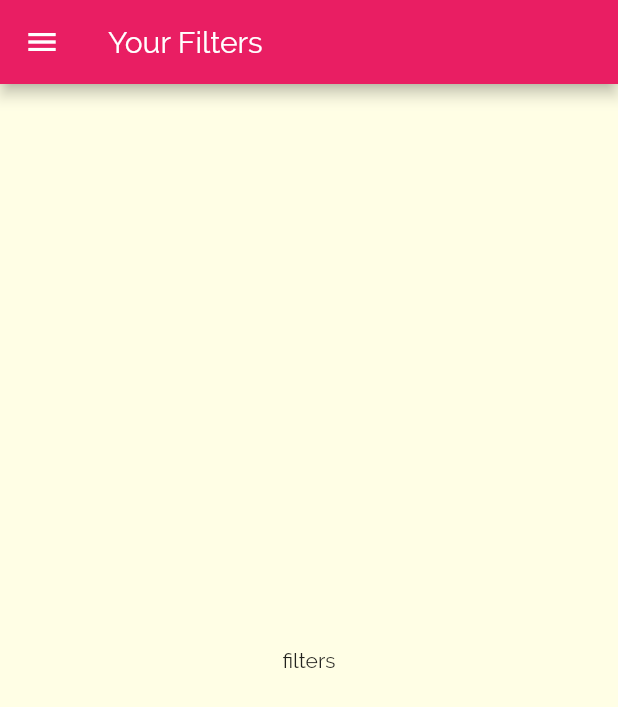
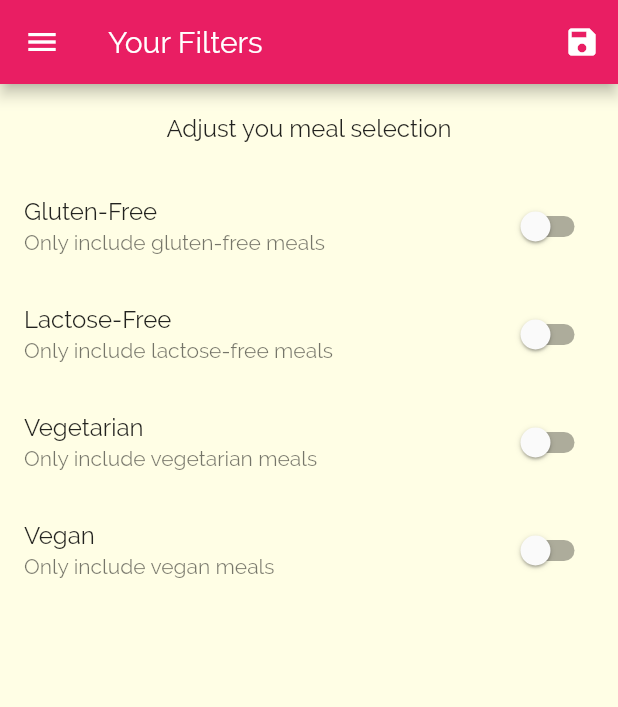
Before and after one commit to benkigera/meals_app, a Flutter app: the FilterScreen screen opened by its route, on a phone screen of 412 x 824 dp. Shown: the top 707 px of the screen. Run offline on Flutter 3.47's test engine with Material 2 defaults, Android fonts, the phone set to English and light mode, and no system bars.

Commit message:
Implement meal filters

```diff
--- a/lib/main.dart
+++ b/lib/main.dart
@@ -1,15 +1,54 @@
 import 'package:flutter/material.dart';
+import 'package:meals_app/models/dummy_data.dart';
 import 'package:meals_app/screens/category_meals_screen.dart';
 import 'package:meals_app/screens/filter_screen.dart';
 import 'package:meals_app/screens/meal_detail_screen.dart';
 import 'package:meals_app/screens/tabs_screen.dart';
 
+import 'models/meal.dart';
+
 void main() {
   runApp(const MyApp());
 }
 
-class MyApp extends StatelessWidget {
+class MyApp extends StatefulWidget {
   const MyApp({Key key}) : super(key: key);
+
+  @override
+  State<MyApp> createState() => _MyAppState();
+}
+
+class _MyAppState extends State<MyApp> {
+  Map<String, bool> _filters = {
+    'gluten': false,
+    'lactose': false,
+    'vegan': false,
+    'vegetarian': false,
+  };
+
+  List<Meal> _availableMeals = DUMMY_MEALS;
+
+  void _setFilters(Map<String, bool> filterData) {
+    setState(() {
+      _filters = filterData;
+
+      _availableMeals = DUMMY_MEALS.where((meal) {
+        if (_filters['gluten'] && !meal.isGlutenFree) {
+          return false;
+        }
+        if (_filters['lactose'] && !meal.isLactoseFree) {
+          return false;
+        }
+        if (_filters['vegan'] && !meal.isVegan) {
+          return false;
+        }
+        if (_filters['vegetarian'] && !meal.isVegetarian) {
+          return false;
+        }
+        return true;
+      }).toList();
+    });
+  }
 
   // This widget is the root of your application.
   @override
@@ -26,8 +65,9 @@ class MyApp extends StatelessWidget {
       routes: {
         '/': (ctx) => TabScreen(),
         MealDetailScreen.routeName: (ctx) => MealDetailScreen(),
-        CategoryMealScreen.routeName: (ctx) => CategoryMealScreen(),
-        FilterScreen.routeName: (ctx) => FilterScreen(),
+        CategoryMealScreen.routeName: (ctx) =>
+            CategoryMealScreen(_availableMeals),
+        FilterScreen.routeName: (ctx) => FilterScreen(_filters, _setFilters),
       },
     );
   }
--- a/lib/screens/category_meals_screen.dart
+++ b/lib/screens/category_meals_screen.dart
@@ -6,6 +6,10 @@ import '../models/meal.dart';
 
 class CategoryMealScreen extends StatefulWidget {
   static const routeName = '/category-meals';
+
+  final List<Meal> availableMeal;
+
+  CategoryMealScreen(this.availableMeal);
 
   @override
   _CategoryMealsScreenState createState() => _CategoryMealsScreenState();
@@ -26,10 +30,10 @@ class _CategoryMealsScreenState extends State<CategoryMealScreen> {
   void didChangeDependencies() {
     if (!_loadedInitData) {
       final routeArgs =
-      ModalRoute.of(context).settings.arguments as Map<String, String>;
+          ModalRoute.of(context).settings.arguments as Map<String, String>;
       categoryTitle = routeArgs['title'];
       final categoryId = routeArgs['id'];
-      displayedMeals = DUMMY_MEALS.where((meal) {
+      displayedMeals = widget.availableMeal.where((meal) {
         return meal.categories.contains(categoryId);
       }).toList();
       _loadedInitData = true;
--- a/lib/screens/filter_screen.dart
+++ b/lib/screens/filter_screen.dart
@@ -1,18 +1,115 @@
 import 'package:flutter/material.dart';
 import 'package:meals_app/widgets/main_drawer.dart';
 
-class FilterScreen extends StatelessWidget {
+class FilterScreen extends StatefulWidget {
   static const routeName = '/filters';
+  final Function saveFilters;
+  final Map<String, bool> currentFilters;
+
+  FilterScreen(this.currentFilters, this.saveFilters);
+
+  @override
+  State<FilterScreen> createState() => _FilterScreenState();
+}
+
+class _FilterScreenState extends State<FilterScreen> {
+  var _glutenFree = false;
+  bool _vegetarian = false;
+  bool _vegan = false;
+  bool _lactoseFree = false;
+
+  @override
+  initState() {
+    super.initState();
+    _glutenFree = widget.currentFilters['gluten'];
+    _lactoseFree = widget.currentFilters['lactose'];
+    _vegetarian = widget.currentFilters['vegetarian'];
+    _vegan = widget.currentFilters['gluten'];
+  }
+
+  Widget _buildSwitchListTile(String title, String description,
+      bool currentValue, Function updateValue) {
+    return SwitchListTile(
+      title: Text(title),
+      value: currentValue,
+      subtitle: Text(description),
+      onChanged: updateValue,
+    );
+  }
 
   @override
   Widget build(BuildContext context) {
     return Scaffold(
       appBar: AppBar(
         title: Text('Your Filters'),
+        actions: [
+          IconButton(
+            icon: Icon(Icons.save),
+            onPressed: () {
+              final selectedFilters = {
+                'gluten': _glutenFree,
+                'lactose': _lactoseFree,
+                'vegan': _vegan,
+                'vegetarian': _vegetarian,
+              };
+              widget.saveFilters(selectedFilters);
+            },
+          )
+        ],
       ),
       drawer: MainDrawer(),
-      body: Center(
-        child: Text('filters'),
+      body: Column(
+        children: [
+          Container(
+            padding: EdgeInsets.all(20),
+            child: Text(
+              'Adjust you meal selection',
+              style: Theme.of(context).textTheme.titleMedium,
+            ),
+          ),
+          Expanded(
+              child: ListView(
+            children: [
+              //Gluten Switch
+
+              _buildSwitchListTile(
+                  'Gluten-Free', 'Only include gluten-free meals', _glutenFree,
+                  (newValue) {
+                setState(() {
+                  _glutenFree = newValue;
+                });
+              }),
+
+              //Lactose Switch
+
+              _buildSwitchListTile('Lactose-Free',
+                  'Only include lactose-free meals', _lactoseFree, (newValue) {
+                setState(() {
+                  _lactoseFree = newValue;
+                });
+              }),
+
+              //Vegetarian
+
+              _buildSwitchListTile(
+                  'Vegetarian', 'Only include vegetarian meals', _vegetarian,
+                  (newValue) {
+                setState(() {
+                  _vegetarian = newValue;
+                });
+              }),
+
+              //Vegan
+
+              _buildSwitchListTile('Vegan', 'Only include vegan meals', _vegan,
+                  (newValue) {
+                setState(() {
+                  _vegan = newValue;
+                });
+              }),
+            ],
+          ))
+        ],
       ),
     );
   }
```
